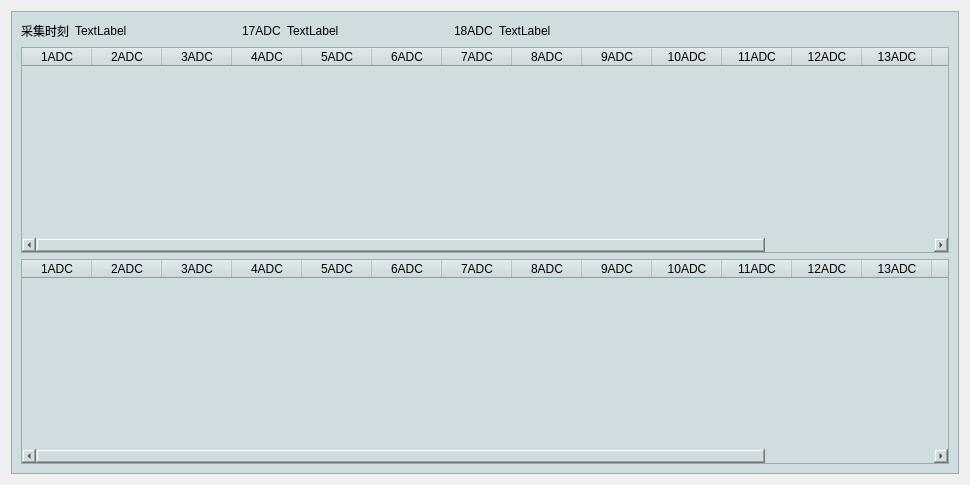
This is terminal/TableView/crecvdialog.ui in shanlizi/QT_GF_Software as Qt 5 draws it before an edit. The edited form follows.
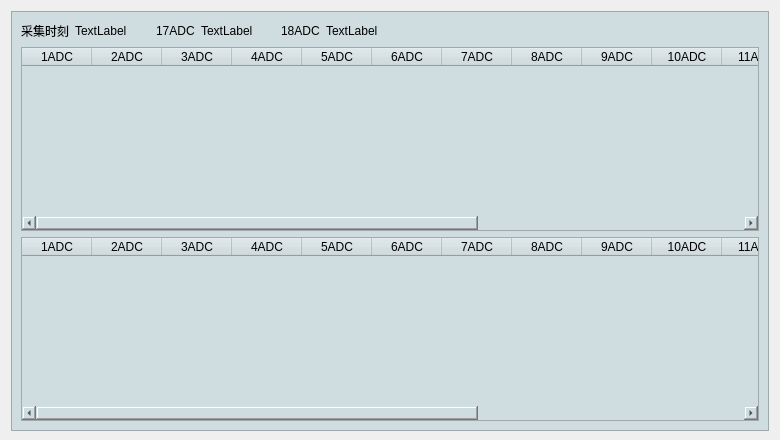
This is the edited form.

Diff of the .ui file:
```diff
--- a/terminal/TableView/crecvdialog.ui
+++ b/terminal/TableView/crecvdialog.ui
@@ -6,13 +6,13 @@
    <rect>
     <x>0</x>
     <y>0</y>
-    <width>970</width>
-    <height>485</height>
+    <width>780</width>
+    <height>440</height>
    </rect>
   </property>
   <property name="minimumSize">
    <size>
-    <width>0</width>
+    <width>780</width>
     <height>440</height>
    </size>
   </property>
```
